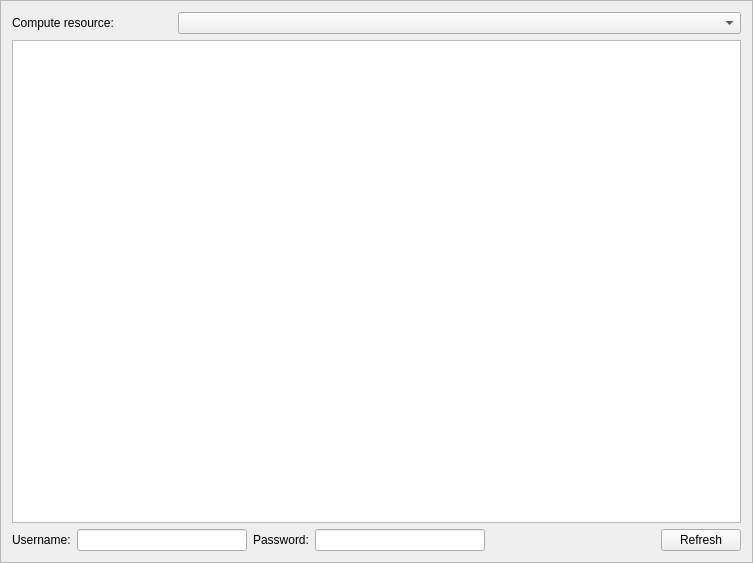
Qt form Code/Mantid/scripts/Interface/ui/cluster_status.ui (mantidproject/mantid) before a commit.
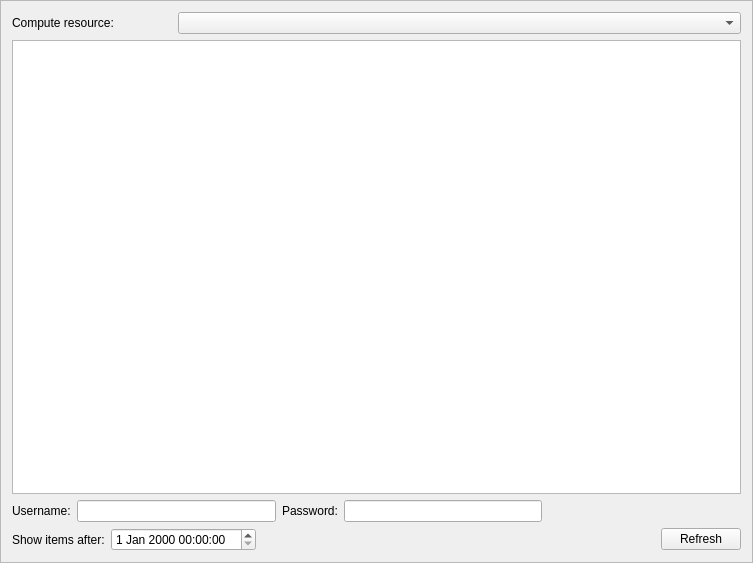
The same form after that commit.

Commit message: Re #7327 Restrict age of completed jobs

```diff
--- a/Code/Mantid/scripts/Interface/ui/cluster_status.ui
+++ b/Code/Mantid/scripts/Interface/ui/cluster_status.ui
@@ -118,6 +118,33 @@
        </property>
       </spacer>
      </item>
+    </layout>
+   </item>
+   <item>
+    <layout class="QHBoxLayout" name="horizontalLayout_2">
+     <item>
+      <widget class="QLabel" name="label_4">
+       <property name="text">
+        <string>Show items after:</string>
+       </property>
+      </widget>
+     </item>
+     <item>
+      <widget class="QDateTimeEdit" name="date_time_edit"/>
+     </item>
+     <item>
+      <spacer name="horizontalSpacer_2">
+       <property name="orientation">
+        <enum>Qt::Horizontal</enum>
+       </property>
+       <property name="sizeHint" stdset="0">
+        <size>
+         <width>40</width>
+         <height>20</height>
+        </size>
+       </property>
+      </spacer>
+     </item>
      <item>
       <widget class="QPushButton" name="refresh_button">
        <property name="sizePolicy">
```
The commit also changes 2 other files.
